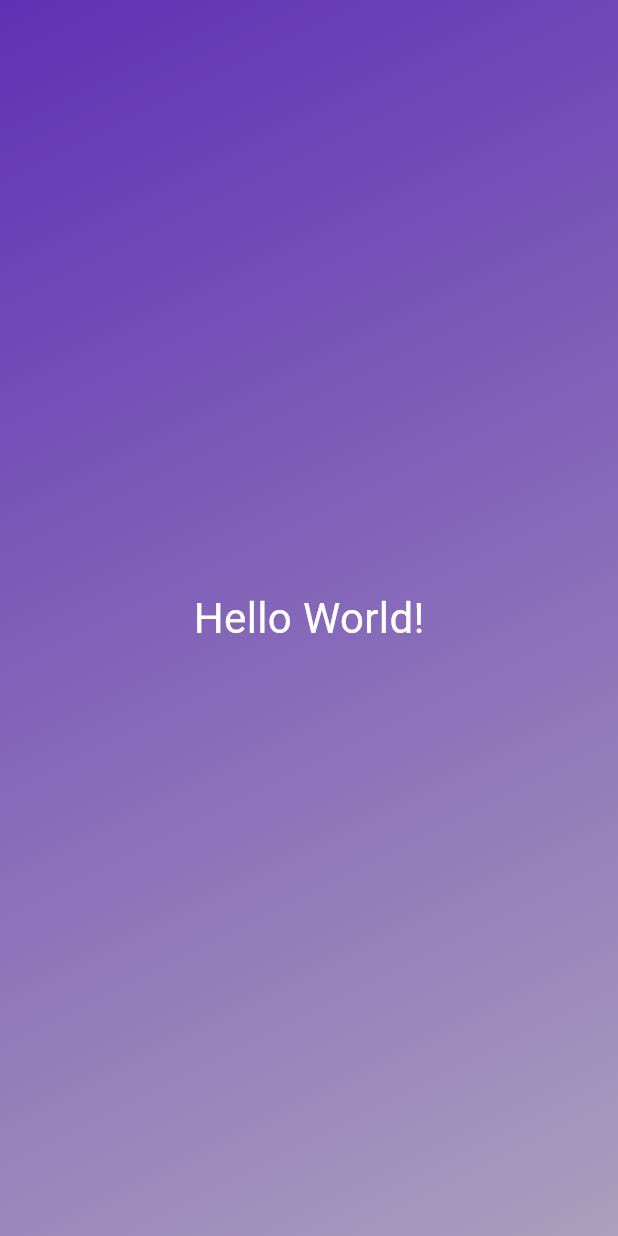
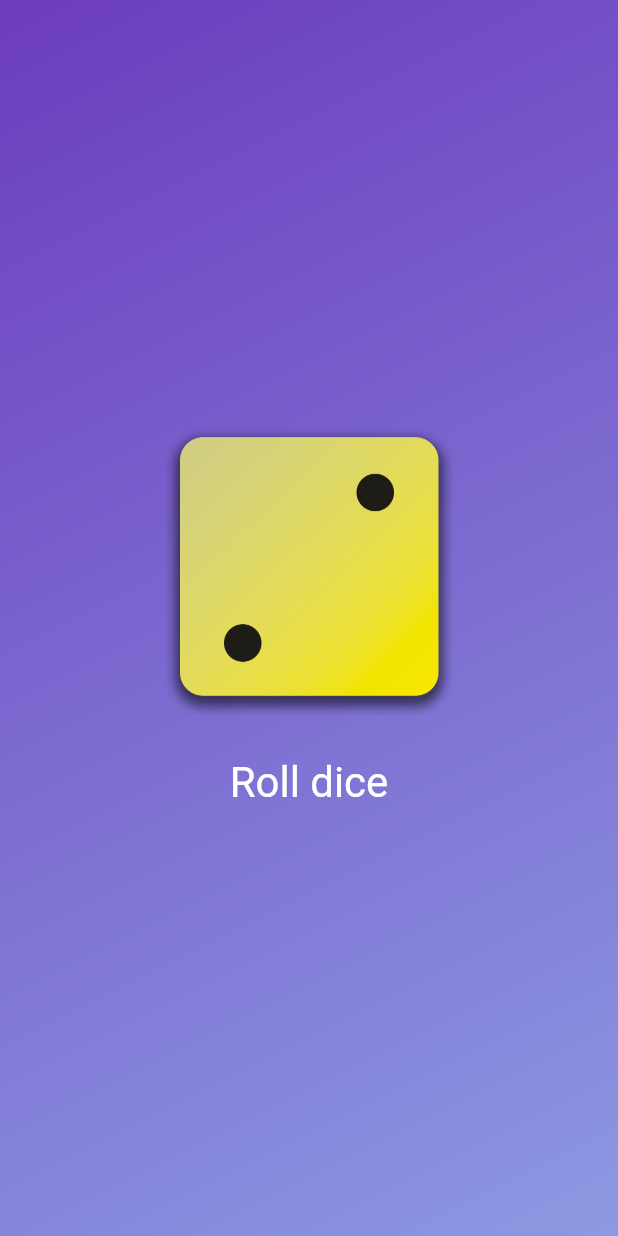
Before and after one commit to Peyno/first_app, a Flutter app: the screen it shows after launch, on a phone screen of 412 x 824 dp. Run offline on Flutter 3.47's test engine with Material 3 defaults, Android fonts, the phone set to English and light mode, and no system bars.

Commit message:
finishing Video 49

```diff
--- a/lib/gradient_container.dart
+++ b/lib/gradient_container.dart
@@ -1,24 +1,51 @@
-import 'package:first_app/styled_text.dart';
 import 'package:flutter/material.dart';
 
+const startAlignment = Alignment.topLeft;
+const endAlignment = Alignment.bottomRight;
+
 class GradientContainer extends StatelessWidget {
-  const GradientContainer({super.key});
+  GradientContainer(this.color1, this.color2, {super.key});
+
+  GradientContainer.purple({super.key})
+    : color1 =  Color.fromARGB(255, 108, 60, 190),
+      color2 =  Color.fromARGB(255, 140, 153, 226);
+
+  final Color color1;
+  final Color color2;
+  var activeDiceImage = 'assets/images/dice-2.png';
+
+  void rollDice() {
+    activeDiceImage = 'assets/images/dice-4.png';
+    print('Changing image...');
+  }
 
   @override
   Widget build(context) {
     return Container(
-      decoration: const BoxDecoration(
+      decoration: BoxDecoration(
         gradient: LinearGradient(
-          colors: [
-            Color.fromARGB(255, 97, 48, 181),
-            Color.fromARGB(255, 170, 159, 189),
-          ],
-          begin: Alignment.topLeft,
-          end: Alignment.bottomRight,
+          colors: [color1, color2],
+          begin: startAlignment,
+          end: endAlignment,
         ),
       ),
-      child: const Center(
-        child: StyledText()
+      child: Center(
+        child: Column(
+          mainAxisSize: MainAxisSize.min,
+          children: [
+            Image.asset(activeDiceImage, width: 200),
+            const SizedBox(height: 20),
+            TextButton(
+              onPressed: rollDice,
+              style: TextButton.styleFrom(
+                // padding: const EdgeInsets.only(top: 20,),
+                foregroundColor: Colors.white,
+                textStyle: const TextStyle(fontSize: 28),
+              ),
+              child: const Text('Roll dice'),
+            ),
+          ],
+        ),
       ),
     );
   }
--- a/lib/main.dart
+++ b/lib/main.dart
@@ -2,5 +2,14 @@ import 'package:flutter/material.dart';
 import 'package:first_app/gradient_container.dart';
 
 void main() {
-  runApp(const MaterialApp(home: Scaffold(body: GradientContainer())));
+  runApp(
+     MaterialApp(
+      home: Scaffold(
+        body: GradientContainer(
+          const Color.fromARGB(255, 108, 60, 190),
+          const Color.fromARGB(255, 140, 153, 226),
+        ),
+      ),
+    ),
+  );
 }
--- a/lib/styled_text.dart
+++ b/lib/styled_text.dart
@@ -1,13 +1,15 @@
 import 'package:flutter/material.dart';
 
 class StyledText extends StatelessWidget {
-  const StyledText({super.key});
+   const StyledText(this.text, {super.key});
+
+  final String text;
 
   @override
   Widget build(context) {
-    return const Text(
-      'Hello World!',
-      style: TextStyle(color: Colors.white, fontSize: 28),
+    return  Text(
+      text,
+      style: const TextStyle(color: Colors.white, fontSize: 28),
     );
   }
 }
```
Also changed, not shown: pubspec.yaml (+9 -3 lines), assets/images/dice-1.png (added), assets/images/dice-2.png (added), assets/images/dice-3.png (added), assets/images/dice-4.png (added), assets/images/dice-5.png (added), assets/images/dice-6.png (added).
